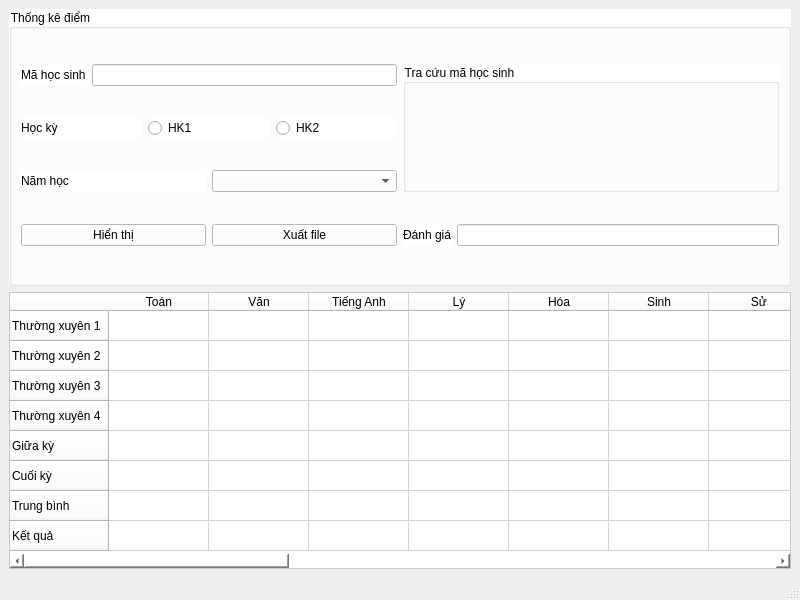
vumari/HongGrader, file HongGrader/thongkediem.ui: the form before one commit.
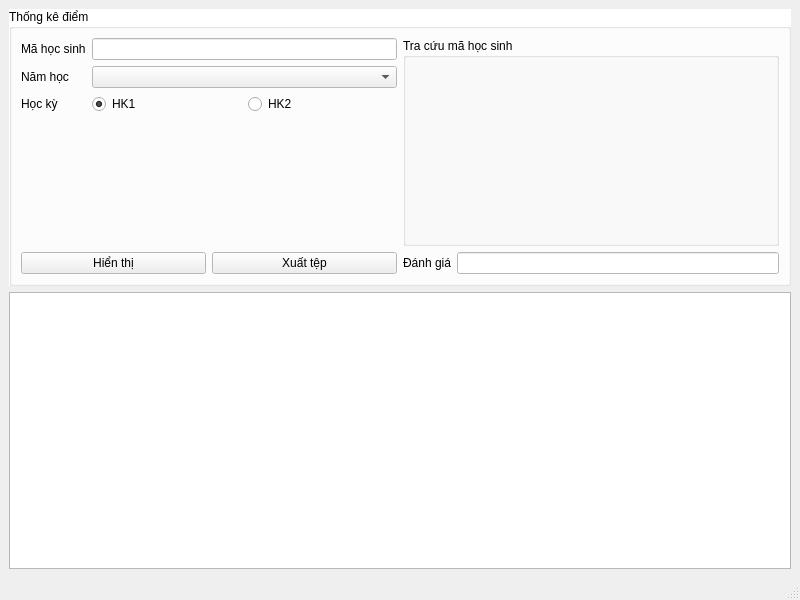
The form after the commit. Custom widgets are drawn as their Qt base class.

Diff of the .ui file:
```diff
--- a/HongGrader/thongkediem.ui
+++ b/HongGrader/thongkediem.ui
@@ -17,75 +17,119 @@
    <layout class="QVBoxLayout" name="verticalLayout">
     <item>
      <widget class="QGroupBox" name="groupBox">
-      <property name="styleSheet">
-       <string notr="true">background-color: rgb(255, 255, 255);</string>
+      <property name="palette">
+       <palette>
+        <active>
+         <colorrole role="Window">
+          <brush brushstyle="SolidPattern">
+           <color alpha="255">
+            <red>255</red>
+            <green>255</green>
+            <blue>255</blue>
+           </color>
+          </brush>
+         </colorrole>
+        </active>
+        <inactive>
+         <colorrole role="Window">
+          <brush brushstyle="SolidPattern">
+           <color alpha="255">
+            <red>255</red>
+            <green>255</green>
+            <blue>255</blue>
+           </color>
+          </brush>
+         </colorrole>
+        </inactive>
+        <disabled>
+         <colorrole role="Base">
+          <brush brushstyle="SolidPattern">
+           <color alpha="255">
+            <red>255</red>
+            <green>255</green>
+            <blue>255</blue>
+           </color>
+          </brush>
+         </colorrole>
+         <colorrole role="Window">
+          <brush brushstyle="SolidPattern">
+           <color alpha="255">
+            <red>255</red>
+            <green>255</green>
+            <blue>255</blue>
+           </color>
+          </brush>
+         </colorrole>
+        </disabled>
+       </palette>
+      </property>
+      <property name="autoFillBackground">
+       <bool>true</bool>
       </property>
       <property name="title">
        <string>Thống kê điểm</string>
       </property>
       <layout class="QGridLayout" name="gridLayout_2">
        <item row="0" column="0">
-        <layout class="QHBoxLayout" name="horizontalLayout_5">
-         <item>
+        <layout class="QFormLayout" name="formLayout">
+         <item row="0" column="0">
           <widget class="QLabel" name="label">
            <property name="text">
             <string>Mã học sinh</string>
            </property>
           </widget>
          </item>
-         <item>
+         <item row="0" column="1">
           <widget class="QLineEdit" name="LEmaHS">
            <property name="styleSheet">
             <string notr="true"/>
            </property>
-          </widget>
-         </item>
-        </layout>
-       </item>
-       <item row="0" column="1" rowspan="3">
-        <widget class="hoptracuuhocsinh" name="groupBox_HS">
-         <property name="title">
-          <string>Tra cứu mã học sinh</string>
-         </property>
-        </widget>
-       </item>
-       <item row="1" column="0">
-        <layout class="QHBoxLayout" name="horizontalLayout_6">
-         <item>
-          <widget class="QLabel" name="label_2">
-           <property name="text">
-            <string>Học kỳ</string>
+           <property name="maxLength">
+            <number>13</number>
            </property>
           </widget>
          </item>
-         <item>
-          <widget class="QRadioButton" name="RBHK1">
-           <property name="text">
-            <string>HK1</string>
-           </property>
-          </widget>
-         </item>
-         <item>
-          <widget class="QRadioButton" name="RBHK2">
-           <property name="text">
-            <string>HK2</string>
-           </property>
-          </widget>
-         </item>
-        </layout>
-       </item>
-       <item row="2" column="0">
-        <layout class="QHBoxLayout" name="horizontalLayout_7">
-         <item>
+         <item row="1" column="0">
           <widget class="QLabel" name="label_3">
            <property name="text">
             <string>Năm học</string>
            </property>
           </widget>
          </item>
-         <item>
+         <item row="1" column="1">
           <widget class="QComboBox" name="CBnamhoc"/>
          </item>
+         <item row="2" column="0">
+          <widget class="QLabel" name="label_2">
+           <property name="text">
+            <string>Học kỳ</string>
+           </property>
+           <property name="buddy">
+            <cstring>RBHK1</cstring>
+           </property>
+          </widget>
+         </item>
+         <item row="2" column="1">
+          <layout class="QHBoxLayout" name="horizontalLayout">
+           <item>
+            <widget class="QRadioButton" name="RBHK1">
+             <property name="text">
+              <string>HK1</string>
+             </property>
+             <property name="checked">
+              <bool>true</bool>
+             </property>
+            </widget>
+           </item>
+           <item>
+            <widget class="QRadioButton" name="RBHK2">
+             <property name="text">
+              <string>HK2</string>
+             </property>
+            </widget>
+           </item>
+          </layout>
+         </item>
         </layout>
        </item>
        <item row="3" column="0">
@@ -100,7 +144,7 @@
          <item>
           <widget class="QPushButton" name="BTxuatfile">
            <property name="text">
-            <string>Xuất file</string>
+            <string>Xuất tệp</string>
            </property>
           </widget>
          </item>
@@ -120,145 +164,46 @@
          </item>
         </layout>
        </item>
+       <item row="1" column="0">
+        <spacer name="verticalSpacer">
+         <property name="orientation">
+          <enum>Qt::Orientation::Vertical</enum>
+         </property>
+         <property name="sizeType">
+          <enum>QSizePolicy::Policy::Preferred</enum>
+         </property>
+         <property name="sizeHint" stdset="0">
+          <size>
+           <width>371</width>
+           <height>51</height>
+          </size>
+         </property>
+        </spacer>
+       </item>
+       <item row="0" column="1" rowspan="2">
+        <widget class="hoptracuuhocsinh" name="groupBox_HS">
+         <property name="title">
+          <string>Tra cứu mã học sinh</string>
+         </property>
+        </widget>
+       </item>
       </layout>
      </widget>
     </item>
     <item>
-     <widget class="QTableWidget" name="tabletkdiem">
+     <widget class="QTableView" name="tabletkdiem">
       <property name="sizePolicy">
        <sizepolicy hsizetype="Preferred" vsizetype="Preferred">
         <horstretch>0</horstretch>
         <verstretch>0</verstretch>
        </sizepolicy>
       </property>
-      <property name="styleSheet">
-       <string notr="true">background-color: rgb(255, 255, 255);</string>
+      <property name="editTriggers">
+       <set>QAbstractItemView::EditTrigger::NoEditTriggers</set>
       </property>
-      <row>
-       <property name="text">
-        <string>Thường xuyên 1</string>
-       </property>
-      </row>
-      <row>
-       <property name="text">
-        <string>Thường xuyên 2</string>
-       </property>
-      </row>
-      <row>
-       <property name="text">
-        <string>Thường xuyên 3</string>
-       </property>
-      </row>
-      <row>
-       <property name="text">
-        <string>Thường xuyên 4</string>
-       </property>
-      </row>
-      <row>
-       <property name="text">
-        <string>Giữa kỳ </string>
-       </property>
-      </row>
-      <row>
-       <property name="text">
-        <string>Cuối kỳ</string>
-       </property>
-      </row>
-      <row>
-       <property name="text">
-        <string>Trung bình</string>
-       </property>
-      </row>
-      <row>
-       <property name="text">
-        <string>Kết quả</string>
-       </property>
-      </row>
-      <column>
-       <property name="text">
-        <string>Toán</string>
-       </property>
-      </column>
-      <column>
-       <property name="text">
-        <string>Văn</string>
-       </property>
-      </column>
-      <column>
-       <property name="text">
-        <string>Tiếng Anh</string>
-       </property>
-      </column>
-      <column>
-       <property name="text">
-        <string>Lý</string>
-       </property>
-      </column>
-      <column>
-       <property name="text">
-        <string>Hóa</string>
-       </property>
-      </column>
-      <column>
-       <property name="text">
-        <string>Sinh</string>
-       </property>
-      </column>
-      <column>
-       <property name="text">
-        <string>Sử</string>
-       </property>
-      </column>
-      <column>
-       <property name="text">
-        <string>Địa</string>
-       </property>
-      </column>
-      <column>
-       <property name="text">
-        <string>GDKT-PL</string>
-       </property>
-      </column>
-      <column>
-       <property name="text">
-        <string>Tin học</string>
-       </property>
-      </column>
-      <column>
-       <property name="text">
-        <string>Thể dục</string>
-       </property>
-      </column>
-      <column>
-       <property name="text">
-        <string>Công nghệ</string>
-       </property>
-      </column>
-      <column>
-       <property name="text">
-        <string>GDQP-AN</string>
-       </property>
-      </column>
-      <column>
-       <property name="text">
-        <string>Âm nhạc</string>
-       </property>
-      </column>
-      <column>
-       <property name="text">
-        <string>Mỹ thuật</string>
-       </property>
-      </column>
-      <column>
-       <property name="text">
-        <string>Tiếng DTTS</string>
-       </property>
-      </column>
-      <column>
-       <property name="text">
-        <string>Ngoại Ngữ 2</string>
-       </property>
-      </column>
+      <property name="selectionBehavior">
+       <enum>QAbstractItemView::SelectionBehavior::SelectRows</enum>
+      </property>
      </widget>
     </item>
    </layout>
```
Left out of the diff: 21 changed lines with no effect on the pictures.
